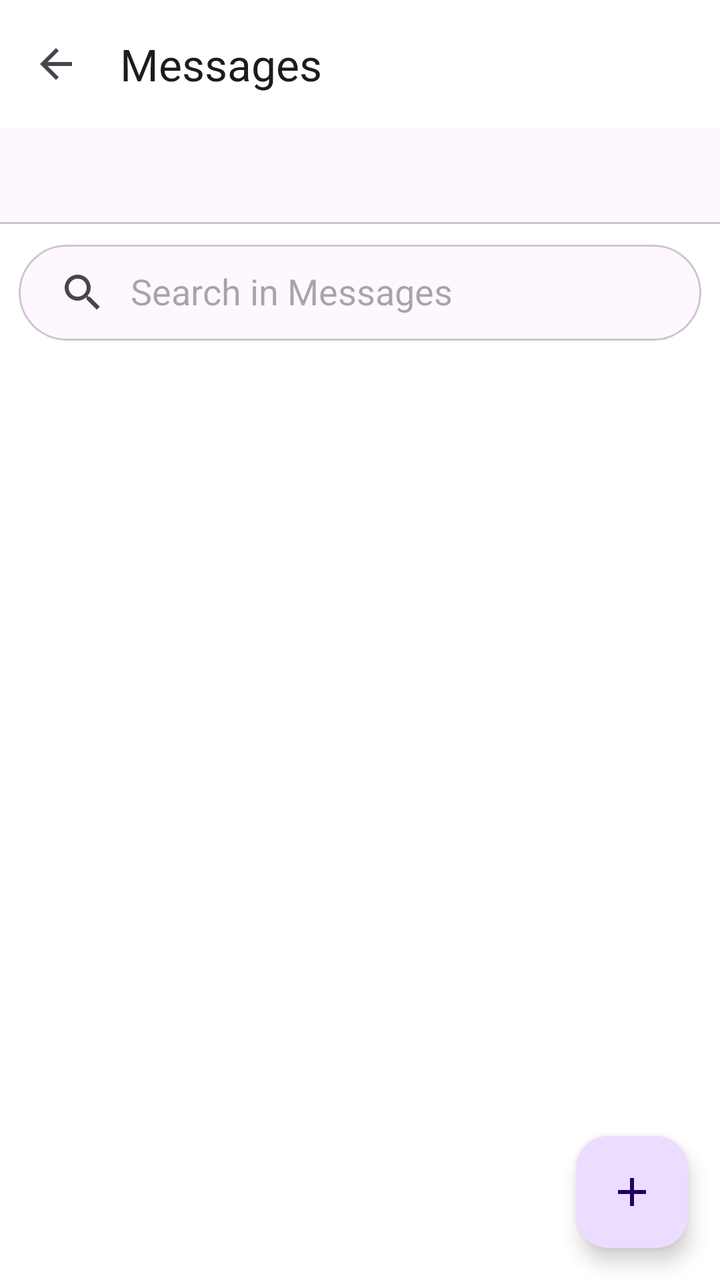
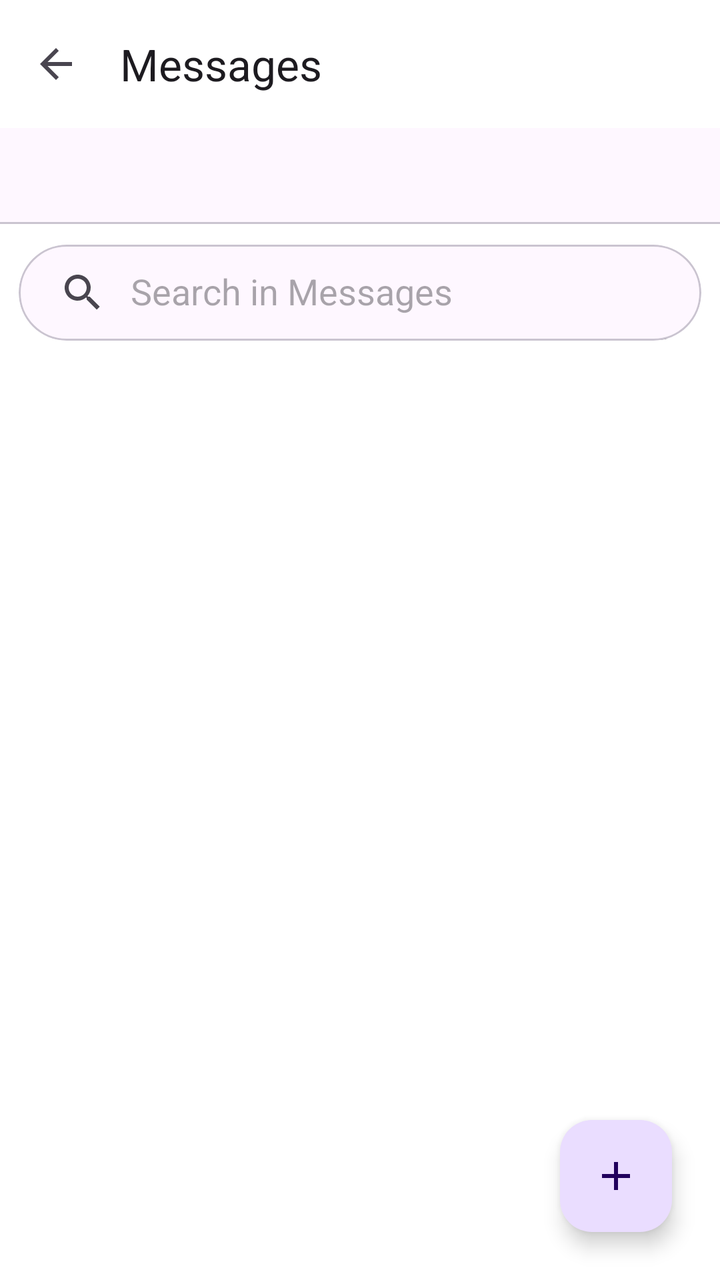

An Android layout rendered at two revisions. The XML below is the earlier revision; the diff shows what the commit changed to produce the second picture.
<!-- AndroidManifest.xml: application theme Theme.MSApplication -->
<!-- res/layout/activity_chats.xml -->
<?xml version="1.0" encoding="utf-8"?>
<androidx.constraintlayout.widget.ConstraintLayout
    xmlns:android="http://schemas.android.com/apk/res/android"
    xmlns:app="http://schemas.android.com/apk/res-auto"
    xmlns:tools="http://schemas.android.com/tools"
    android:layout_width="match_parent"
    android:layout_height="match_parent"
    tools:context=".ChatsActivity">

    <androidx.appcompat.widget.Toolbar
        android:id="@+id/chats_toolbar"
        android:layout_width="match_parent"
        android:layout_height="wrap_content"
        android:elevation="4dp"
        app:layout_collapseMode="pin"
        app:layout_constraintEnd_toEndOf="parent"
        app:layout_constraintStart_toStartOf="parent"
        app:layout_constraintTop_toTopOf="parent"
        app:navigationIcon="?android:attr/homeAsUpIndicator"
        app:title="Messages" />

    <com.google.android.material.tabs.TabLayout
        android:id="@+id/chats_tabs"
        android:layout_width="match_parent"
        android:layout_height="wrap_content"
        app:layout_constraintEnd_toEndOf="parent"
        app:layout_constraintStart_toStartOf="parent"
        app:layout_constraintTop_toBottomOf="@id/chats_toolbar" />

    <androidx.viewpager.widget.ViewPager
        android:id="@+id/chats_viewPager"
        android:layout_width="0dp"
        android:layout_height="0dp"
        app:layout_constraintEnd_toEndOf="parent"
        app:layout_constraintStart_toStartOf="parent"
        app:layout_constraintTop_toBottomOf="@id/chats_tabs"/>


    <com.google.android.material.card.MaterialCardView
        android:id="@+id/material_card_view"
        android:layout_width="0dp"
        android:layout_height="wrap_content"
        app:cardCornerRadius="24dp"
        app:cardUseCompatPadding="true"
        android:paddingHorizontal="16dp"
        android:paddingVertical="8dp"
        app:layout_constraintStart_toStartOf="parent"
        app:layout_constraintEnd_toEndOf="parent"
        app:layout_constraintTop_toBottomOf="@id/chats_viewPager">

        <androidx.appcompat.widget.SearchView
            android:id="@+id/search_view"
            android:layout_width="match_parent"
            android:layout_height="wrap_content"
            app:queryHint="Search in Messages"
            app:iconifiedByDefault="false" />

    </com.google.android.material.card.MaterialCardView>


    <com.google.android.material.floatingactionbutton.FloatingActionButton
        android:id="@+id/fabAddDocuments"
        android:layout_width="wrap_content"
        android:layout_height="wrap_content"
        android:layout_alignParentEnd="true"
        android:layout_alignParentBottom="true"
        android:layout_marginEnd="16dp"
        android:layout_marginBottom="16dp"
        android:src="@drawable/ic_add"
        app:layout_constraintBottom_toBottomOf="parent"
        app:layout_constraintEnd_toEndOf="parent" />

</androidx.constraintlayout.widget.ConstraintLayout>
<!-- resources referenced by this layout -->
<resources>
  <!-- drawable ic_add (drawable) -->
  <vector android:autoMirrored="true" android:height="24dp"
      android:tint="#000000" android:viewportHeight="24"
      android:viewportWidth="24" android:width="24dp" xmlns:android="http://schemas.android.com/apk/res/android">
      <path android:fillColor="@android:color/white" android:pathData="M19,13h-6v6h-2v-6H5v-2h6V5h2v6h6v2z"/>
  </vector>
  <style name="Theme.MSApplication" parent="Base.Theme.MSApplication" />
  <style name="Base.Theme.MSApplication" parent="Theme.Material3.DayNight.NoActionBar">
  
  
          
          <item name="colorPrimary">@color/healthBlue</item>
  
          
          <item name="colorPrimaryDark">@color/healthDarkBlue</item>
  
          
          <item name="colorAccent">@color/healthGreen</item>
  
          
          <item name="android:windowBackground">@color/healthWhite</item>
  
          
          <item name="cardBackgroundColor">@color/healthWhite</item>
  
          
          <item name="android:textColor">@color/healthDarkGray</item>
  
      </style>
  <color name="healthBlue">#3498db</color>
  <color name="healthDarkBlue">#1f3a93</color>
  <color name="healthGreen">#2ecc71</color>
  <color name="healthWhite">#FFFFFFFF</color>
  <color name="healthDarkGray">#333333</color>
</resources>

<!-- the commit's change to res/layout/activity_chats.xml (unified diff, before → after) -->
@@ -1,6 +1,5 @@
 <?xml version="1.0" encoding="utf-8"?>
-<androidx.constraintlayout.widget.ConstraintLayout
-    xmlns:android="http://schemas.android.com/apk/res/android"
+<androidx.constraintlayout.widget.ConstraintLayout xmlns:android="http://schemas.android.com/apk/res/android"
     xmlns:app="http://schemas.android.com/apk/res-auto"
     xmlns:tools="http://schemas.android.com/tools"
     android:layout_width="match_parent"
@@ -33,30 +32,28 @@
         android:layout_height="0dp"
         app:layout_constraintEnd_toEndOf="parent"
         app:layout_constraintStart_toStartOf="parent"
-        app:layout_constraintTop_toBottomOf="@id/chats_tabs"/>
-
+        app:layout_constraintTop_toBottomOf="@id/chats_tabs" />
 
     <com.google.android.material.card.MaterialCardView
         android:id="@+id/material_card_view"
         android:layout_width="0dp"
         android:layout_height="wrap_content"
+        android:paddingHorizontal="16dp"
+        android:paddingVertical="8dp"
         app:cardCornerRadius="24dp"
         app:cardUseCompatPadding="true"
-        android:paddingHorizontal="16dp"
-        android:paddingVertical="8dp"
+        app:layout_constraintEnd_toEndOf="parent"
         app:layout_constraintStart_toStartOf="parent"
-        app:layout_constraintEnd_toEndOf="parent"
         app:layout_constraintTop_toBottomOf="@id/chats_viewPager">
 
         <androidx.appcompat.widget.SearchView
             android:id="@+id/search_view"
             android:layout_width="match_parent"
             android:layout_height="wrap_content"
-            app:queryHint="Search in Messages"
-            app:iconifiedByDefault="false" />
+            app:iconifiedByDefault="false"
+            app:queryHint="Search in Messages" />
 
     </com.google.android.material.card.MaterialCardView>
-
 
     <com.google.android.material.floatingactionbutton.FloatingActionButton
         android:id="@+id/fabAddDocuments"
@@ -64,8 +61,8 @@
         android:layout_height="wrap_content"
         android:layout_alignParentEnd="true"
         android:layout_alignParentBottom="true"
-        android:layout_marginEnd="16dp"
-        android:layout_marginBottom="16dp"
+        android:layout_marginEnd="24dp"
+        android:layout_marginBottom="24dp"
         android:src="@drawable/ic_add"
         app:layout_constraintBottom_toBottomOf="parent"
         app:layout_constraintEnd_toEndOf="parent" />
